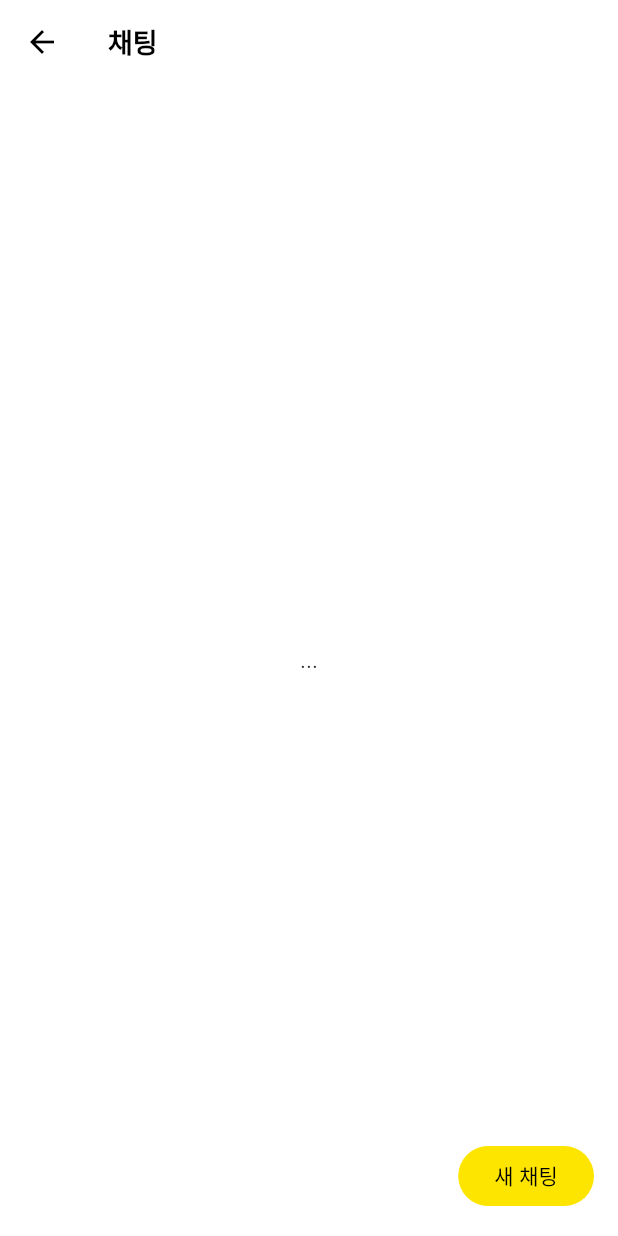
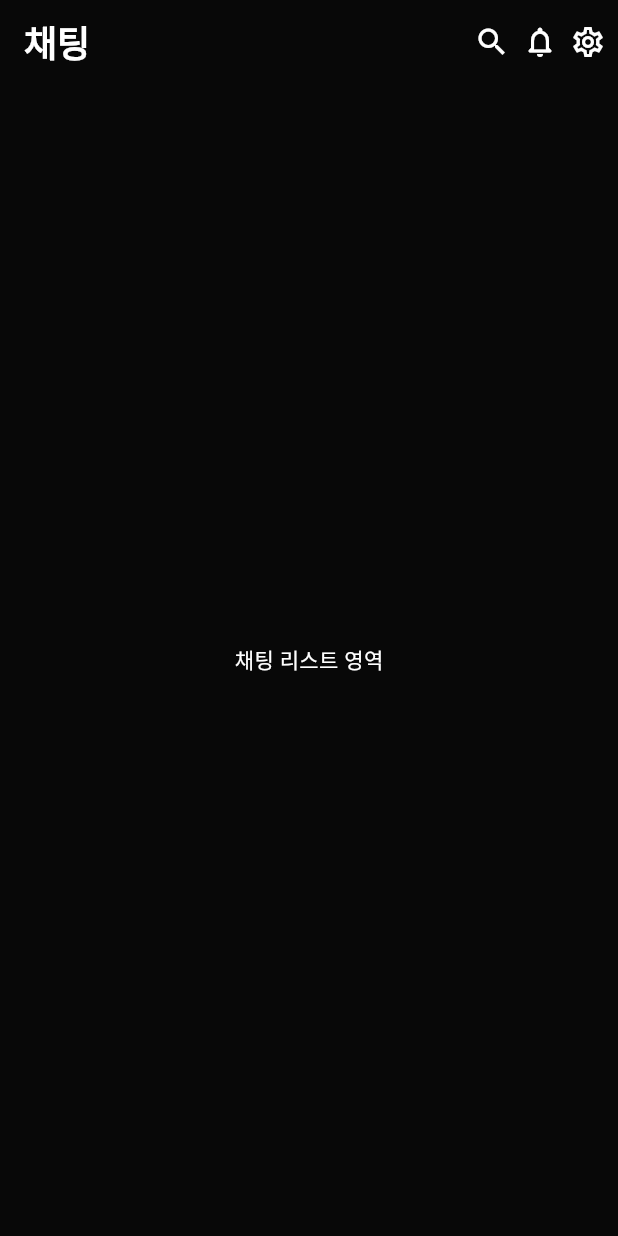
Before and after one commit to KakaoTalkClone/katalk, a Flutter app: the ChatsPage screen opened directly, on a phone screen of 412 x 824 dp. Run offline on Flutter 3.47's test engine with Material 3 defaults, Android fonts, the phone set to English and light mode, and no system bars.

Commit message:
feat: bottm navBar 생성

```diff
--- a/lib/core/app_router.dart
+++ b/lib/core/app_router.dart
@@ -1,10 +1,9 @@
 import 'package:flutter/material.dart';
-import '../screens/main_screen.dart';
+import '../features/home/home_tabs.dart';
 
 class AppRouter {
   static const initialRoute = '/';
-
-  static final Map<String, WidgetBuilder> routes = <String, WidgetBuilder>{
-    '/': (_) => MainScreen(),
+  static final routes = <String, WidgetBuilder>{
+    '/': (_) => const HomeTabs(),
   };
 }
--- a/lib/core/constants/app_colors.dart
+++ b/lib/core/constants/app_colors.dart
@@ -2,6 +2,6 @@ import 'package:flutter/material.dart';
 
 class AppColors {
   static const kakaoYellow = Color(0xFFFEE500);
-  static const text = Colors.black;
-  static const bg = Colors.white;
+  static const text = Colors.white;
+  static const bg   = Color(0xFF080808);
 }
--- a/lib/features/chats/screens/chats_page.dart
+++ b/lib/features/chats/screens/chats_page.dart
@@ -1,5 +1,5 @@
 import 'package:flutter/material.dart';
-import '../../../core/constants/app_colors.dart'; // ← 상대경로
+import '../../../core/constants/app_colors.dart';
 
 class ChatsPage extends StatelessWidget {
   const ChatsPage({super.key});
@@ -10,21 +10,22 @@ class ChatsPage extends StatelessWidget {
       backgroundColor: AppColors.bg,
       appBar: AppBar(
         backgroundColor: AppColors.bg,
-        title: const Text(
-          '채팅',
-          style: TextStyle(color: AppColors.text, fontSize: 18, fontWeight: FontWeight.w600),
-        ),
+        surfaceTintColor: Colors.transparent,
+        title: const Text('채팅',
+            style: TextStyle(color: AppColors.text, fontSize: 24, fontWeight: FontWeight.w600)),
         iconTheme: const IconThemeData(color: AppColors.text),
+        actions: const [
+          Icon(Icons.search, color: AppColors.text),
+          SizedBox(width: 8),
+          Icon(Icons.notifications_none_rounded, color: AppColors.text),
+          SizedBox(width: 8),
+          Icon(Icons.settings_outlined, color: AppColors.text),
+          SizedBox(width: 8),
+        ],
       ),
-      floatingActionButton: FilledButton(
-        style: FilledButton.styleFrom(
-          backgroundColor: AppColors.kakaoYellow,
-          foregroundColor: AppColors.text,
-        ),
-        onPressed: () {},
-        child: const Text('새 채팅'),
+      body: const Center(
+        child: Text('채팅 리스트 영역', style: TextStyle(color: AppColors.text)),
       ),
-      body: const Center(child: Text('...')),
     );
   }
 }
```
Also changed, not shown: lib/app.dart (+17 -2 lines), lib/features/friends/screens/friends_page.dart (+23 -0 lines), lib/features/home/home_tabs.dart (added, +72 -0 lines), lib/shared/widgets/k_bottom_nav.dart (added, +143 -0 lines).
